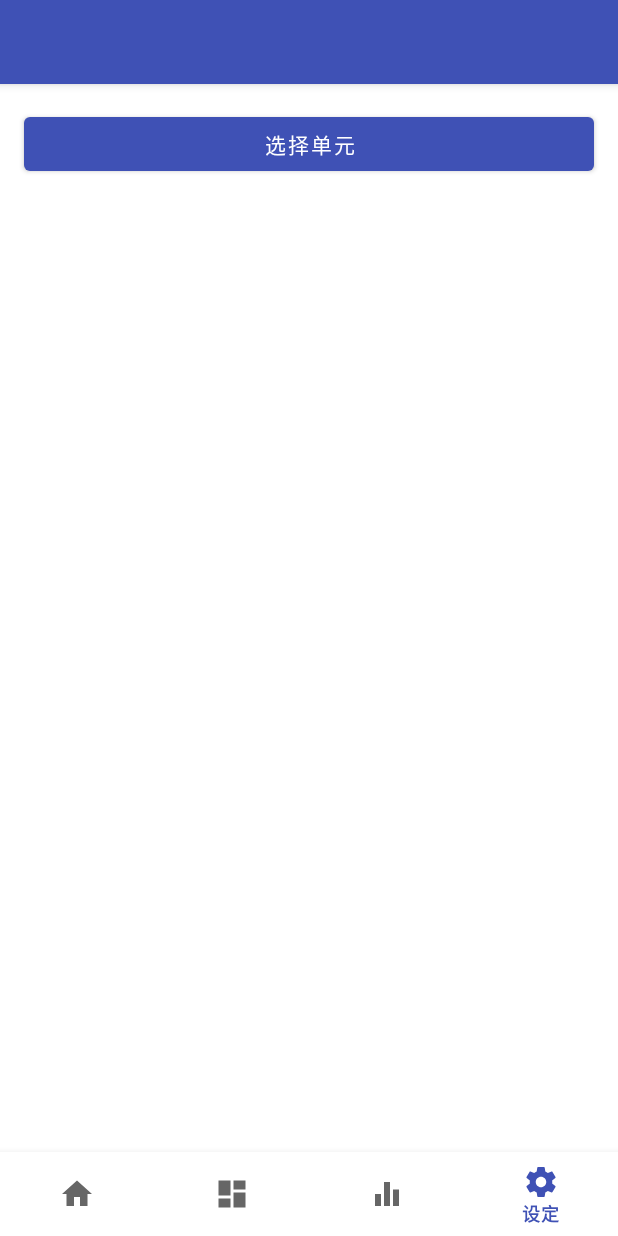
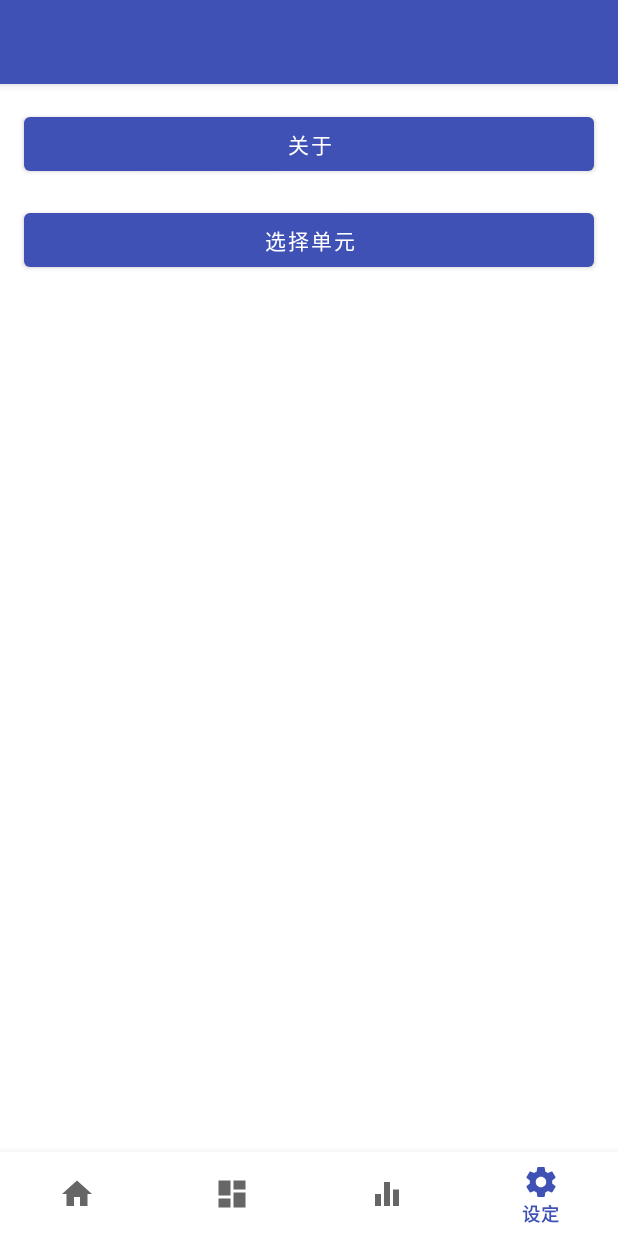
Before and after one commit to hv0905/SchoolStoryCollection, an Android app: the screen it shows after launch (MainActivity), item 4 of the bottom bar chosen, on a phone screen of 412 x 824 dp. Run offline under Robolectric (Android 15) with nearby library versions, the light colour scheme and no system bars; libraries missing offline, so code that uses them is left out: com.j256.ormlite; 18 statements that could not run were skipped.

Commit message:
add about; release on-time when reading sqlite database

```diff
--- a/app/src/main/java/sakuratrak/schoolstorycollection/LearningUnitChoosingActivity.java
+++ b/app/src/main/java/sakuratrak/schoolstorycollection/LearningUnitChoosingActivity.java
@@ -57,6 +57,7 @@ public class LearningUnitChoosingActivity extends AppCompatActivity {
                         }
                         try {
                             DbManager.getHelper(this).getLearningUnitInfos().create(new LearningUnitInfo(et.getText().toString().trim(),_currentSubject));
+                            DbManager.releaseHelper();
                         } catch (SQLException e) {
                             Snackbar.make(_listMain,R.string.sqlExp,Snackbar.LENGTH_LONG).show();
                             return;
@@ -75,6 +76,7 @@ public class LearningUnitChoosingActivity extends AppCompatActivity {
         List<LearningUnitInfo> info = null;
         try {
             info = DbManager.getHelper(this).getLearningUnitInfos().queryForEq("subjectId",_currentSubject.getId());
+            DbManager.releaseHelper();
         } catch (SQLException e) {
                 Snackbar.make(_listMain,R.string.sqlExp,Snackbar.LENGTH_LONG).show();
                 return;
--- a/app/src/main/java/sakuratrak/schoolstorycollection/MainActivity.java
+++ b/app/src/main/java/sakuratrak/schoolstorycollection/MainActivity.java
@@ -52,9 +52,10 @@ public class MainActivity extends AppCompatActivity {
     private ConstraintLayout _workbookLayout;
     private ConstraintLayout _quizLayout;
     private ConstraintLayout _unitLayout;
-    private ConstraintLayout _settingLayout;
+    private LinearLayout _settingLayout;
     private BottomNavigationView _navigation;
     private Button _unitManageBtn;
+    private Button _aboutBtn;
     private Button _tempBtn;
     private Toolbar _toolbar;
     private LinearLayout _unitEmptyNotice;
@@ -92,6 +93,7 @@ public class MainActivity extends AppCompatActivity {
         //_subjectSpinner = findViewById(R.id.subjectSpinner);
         _toolbar = findViewById(R.id.toolbar);
         _unitEmptyNotice = findViewById(R.id.unitEmptyNotice);
+        _aboutBtn = findViewById(R.id.main_settings_about);
         //endregion
 
         //设置工具栏
@@ -196,6 +198,7 @@ public class MainActivity extends AppCompatActivity {
                         }
                         try {
                             DbManager.getHelper(this).getLearningUnitInfos().create(new LearningUnitInfo(et.getText().toString().trim(),getCurrentSubject()));
+                            DbManager.releaseHelper();
                         } catch (SQLException e) {
                             Snackbar.make(_navigation,R.string.sqlExp,Snackbar.LENGTH_LONG).show();
                             return;
@@ -206,6 +209,10 @@ public class MainActivity extends AppCompatActivity {
                     .setPositiveButton("取消", null);
 
             ab.show();
+        });
+
+        _aboutBtn.setOnClickListener(v -> {
+            startActivityForResult(new Intent(this,AboutActivity.class),0);
         });
 
 
@@ -271,6 +278,7 @@ public class MainActivity extends AppCompatActivity {
         List<LearningUnitInfo> luis = null;
         try {
             luis = (DbManager.getHelper(this)).getLearningUnitInfos().queryForEq("subjectId",getCurrentSubject().getId());
+            DbManager.releaseHelper();
         } catch (SQLException e) {
             e.printStackTrace();
             Snackbar.make(_navigation,R.string.sqlExp,Snackbar.LENGTH_LONG).show();
@@ -302,6 +310,7 @@ public class MainActivity extends AppCompatActivity {
         ad.setPositiveButton(R.string.cancel, null).setNegativeButton(R.string.confirm, (dialog, which) -> {
             try {
                 DbManager.getHelper(this).getLearningUnitInfos().delete(info);
+                DbManager.releaseHelper();
             } catch (SQLException e) {
                 Snackbar.make(_navigation,R.string.sqlExp,Snackbar.LENGTH_LONG).show();
             }
@@ -360,7 +369,7 @@ public class MainActivity extends AppCompatActivity {
 
     @Override
     protected void onDestroy() {
-        DbManager.ReleaseHelper();
+        DbManager.releaseHelper();
         super.onDestroy();
     }
 }
--- a/app/src/main/java/sakuratrak/schoolstorycollection/core/DbManager.java
+++ b/app/src/main/java/sakuratrak/schoolstorycollection/core/DbManager.java
@@ -98,7 +98,7 @@ public final class DbManager extends OrmLiteSqliteOpenHelper {
         return (DbManager) currentHelper;
     }
 
-    public static void ReleaseHelper(){
+    public static void releaseHelper(){
         if(currentHelper != null){
             OpenHelperManager.releaseHelper();
                 currentHelper = null;
--- a/app/src/main/res/layout/activity_about.xml
+++ b/app/src/main/res/layout/activity_about.xml
@@ -7,7 +7,7 @@
     tools:context=".AboutActivity">
 
     <br.tiagohm.markdownview.MarkdownView
-        android:id="@+id/mainForm"
+        android:id="@+id/mainView"
         android:layout_width="match_parent"
         android:layout_height="match_parent"/>
 
--- a/app/src/main/res/layout/layout_main_settings.xml
+++ b/app/src/main/res/layout/layout_main_settings.xml
@@ -1,29 +1,33 @@
 <?xml version="1.0" encoding="utf-8"?>
-<android.support.constraint.ConstraintLayout xmlns:android="http://schemas.android.com/apk/res/android"
+<LinearLayout
+    xmlns:android="http://schemas.android.com/apk/res/android"
     xmlns:app="http://schemas.android.com/apk/res-auto"
     xmlns:tools="http://schemas.android.com/tools"
-
     android:layout_width="match_parent"
     android:layout_height="match_parent"
     android:orientation="vertical"
     tools:showIn="@layout/activity_main"
-    tools:context=".MainActivity">
+    tools:context=".MainActivity"
+    >
 
+    <Button
+        android:id="@+id/main_settings_about"
+        android:layout_width="match_parent"
+        android:layout_height="wrap_content"
+        android:layout_marginStart="16dp"
+        android:layout_marginTop="16dp"
+        android:layout_marginEnd="16dp"
+        android:text="@string/about" />
 
     <Button
         android:id="@+id/main_settings_unitManageBtn"
-        android:layout_width="0dp"
+        android:layout_width="match_parent"
         android:layout_height="wrap_content"
         android:layout_marginStart="16dp"
         android:layout_marginTop="16dp"
         android:layout_marginEnd="16dp"
         android:text="@string/title_activity_learning_unit_choice"
-        app:layout_constraintEnd_toEndOf="parent"
-        app:layout_constraintStart_toStartOf="parent"
-        app:layout_constraintTop_toTopOf="parent" />
-    <android.support.v7.widget.ActionMenuView
-        android:layout_width="match_parent"
-        android:layout_height="match_parent">
+        />
 
-    </android.support.v7.widget.ActionMenuView>
-</android.support.constraint.ConstraintLayout>
+
+</LinearLayout>
--- a/app/src/main/res/values/strings.xml
+++ b/app/src/main/res/values/strings.xml
@@ -96,6 +96,7 @@
     <string name="sqlExp">Story酱被玩坏了…错误:SqlException</string>
     <string name="unitEmptyUi">当前没有创建任何单元\n点击添加按钮开始创建喵</string>
     <string name="aboutTitle">关于错题本Story</string>
+    <string name="about">关于</string>
     <string-array name="learning_subjects">
         <item>语文</item>
         <item>数学</item>
```
Also changed, not shown: app/src/main/java/sakuratrak/schoolstorycollection/AboutActivity.java (+17 -0 lines), 3 other files.
